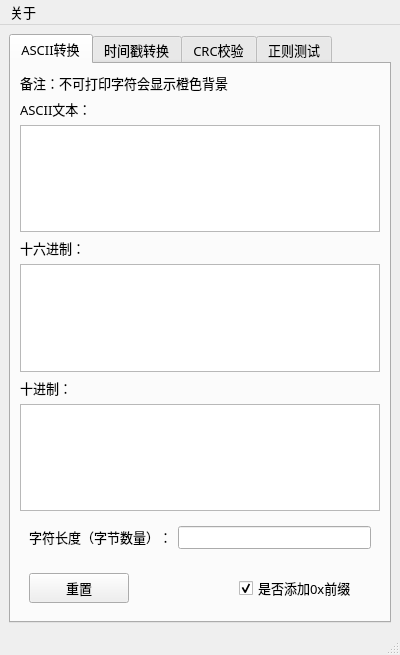
Qt form mainwindow.ui (huanfenz/PerryBox) before a commit.
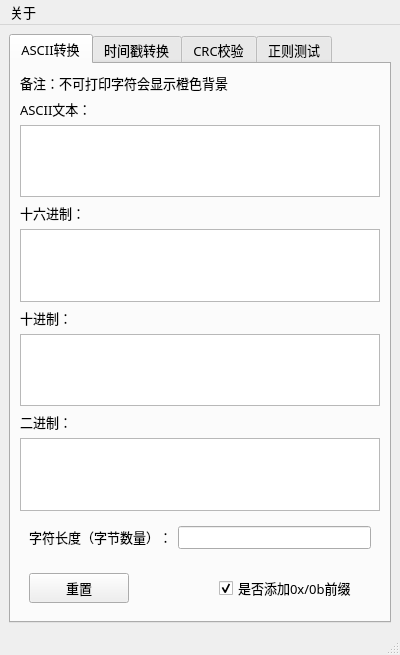
The same form after that commit. The open tabs and pages were chosen to show the change.

Commit message:
feat(ascii_converter): 添加二进制转换支持
- 在 AsciiConverter 类中增加 binStr 成员变量
- 添加二进制字符串校验和转换功能
- 在 UI 中增加二进制输入框和高亮显示
- 修改前缀选项文本以包含二进制前缀
- 扩展 baseStr2Nums 和 nums2BaseStr 函数支持二进制

What changed in the file:
```diff
--- a/mainwindow.ui
+++ b/mainwindow.ui
@@ -131,6 +131,32 @@
           </property>
          </widget>
         </item>
+        <item>
+         <widget class="QLabel" name="label_bin">
+          <property name="font">
+           <font>
+            <family>等线</family>
+            <pointsize>10</pointsize>
+           </font>
+          </property>
+          <property name="text">
+           <string>二进制：</string>
+          </property>
+         </widget>
+        </item>
+        <item>
+         <widget class="QTextEdit" name="edit_bin">
+          <property name="font">
+           <font>
+            <family>Consolas</family>
+            <pointsize>10</pointsize>
+           </font>
+          </property>
+          <property name="acceptRichText">
+           <bool>false</bool>
+          </property>
+         </widget>
+        </item>
         <item>
          <widget class="QWidget" name="widget_2" native="true">
           <layout class="QHBoxLayout" name="horizontalLayout_2">
@@ -222,7 +248,7 @@
            <item>
             <widget class="QCheckBox" name="cbox_hex_prefix">
              <property name="text">
-              <string>是否添加0x前缀</string>
+              <string>是否添加0x/0b前缀</string>
              </property>
              <property name="checked">
               <bool>true</bool>
```
The commit also changes 4 other files.
